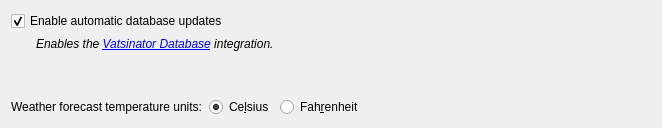
First picture: the form in source/ui/pages/networkpage.ui, repository Vatsinator/vatsinator-legacy, before the edit.
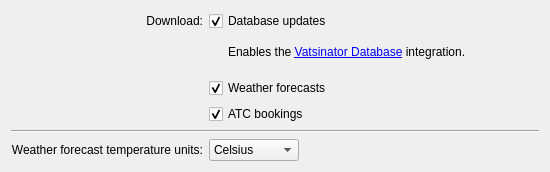
Second picture: the form after the edit.

Commit message: Settings Pages design improvements

The edit to the form file:
```diff
--- a/source/ui/pages/networkpage.ui
+++ b/source/ui/pages/networkpage.ui
@@ -6,98 +6,126 @@
    <rect>
     <x>0</x>
     <y>0</y>
-    <width>662</width>
-    <height>128</height>
+    <width>550</width>
+    <height>172</height>
    </rect>
   </property>
   <property name="windowTitle">
    <string>Network</string>
   </property>
-  <layout class="QVBoxLayout" name="verticalLayout">
-   <item>
-    <widget class="QCheckBox" name="DatabaseIntegrationCheckBox">
+  <layout class="QGridLayout" name="gridLayout">
+   <item row="0" column="1" colspan="2">
+    <widget class="QCheckBox" name="DatabaseUpdatesCheckBox">
      <property name="text">
-      <string>Enable automatic database updates</string>
+      <string>Database updates</string>
      </property>
      <property name="checked">
       <bool>true</bool>
      </property>
     </widget>
    </item>
-   <item>
-    <widget class="QLabel" name="label_8">
-     <property name="font">
-      <font>
-       <italic>true</italic>
-      </font>
+   <item row="3" column="1" colspan="2">
+    <widget class="QCheckBox" name="WeatherForecastsCheckBox">
+     <property name="text">
+      <string>Weather forecasts</string>
      </property>
+     <property name="checked">
+      <bool>true</bool>
+     </property>
+    </widget>
+   </item>
+   <item row="6" column="0">
+    <widget class="QLabel" name="label_3">
+     <property name="text">
+      <string>Weather forecast temperature units:</string>
+     </property>
+     <property name="alignment">
+      <set>Qt::AlignRight|Qt::AlignTrailing|Qt::AlignVCenter</set>
+     </property>
+    </widget>
+   </item>
+   <item row="6" column="1">
+    <widget class="QComboBox" name="TemperatureUnitsComboBox">
+     <item>
+      <property name="text">
+       <string>Celsius</string>
+      </property>
+     </item>
+     <item>
+      <property name="text">
+       <string>Fahrenheit</string>
+      </property>
+     </item>
+    </widget>
+   </item>
+   <item row="6" column="2">
+    <spacer name="horizontalSpacer">
+     <property name="orientation">
+      <enum>Qt::Horizontal</enum>
+     </property>
+     <property name="sizeHint" stdset="0">
+      <size>
+       <width>40</width>
+       <height>20</height>
+      </size>
+     </property>
+    </spacer>
+   </item>
+   <item row="1" column="1" colspan="2">
+    <widget class="QLabel" name="VatsinatorDatabaseDescriptionLabel">
      <property name="text">
       <string>Enables the &lt;a href=&quot;http://database.vatsinator.eu.org/&quot;&gt;Vatsinator Database&lt;/a&gt; integration.</string>
      </property>
-     <property name="wordWrap">
-      <bool>true</bool>
-     </property>
      <property name="indent">
-      <number>25</number>
+      <number>19</number>
      </property>
      <property name="openExternalLinks">
       <bool>true</bool>
      </property>
     </widget>
    </item>
-   <item>
-    <spacer name="verticalSpacer">
+   <item row="2" column="1">
+    <spacer name="verticalSpacer_2">
      <property name="orientation">
       <enum>Qt::Vertical</enum>
      </property>
+     <property name="sizeType">
+      <enum>QSizePolicy::Fixed</enum>
+     </property>
      <property name="sizeHint" stdset="0">
       <size>
        <width>20</width>
-       <height>40</height>
+       <height>5</height>
       </size>
      </property>
     </spacer>
    </item>
-   <item>
-    <layout class="QHBoxLayout" name="horizontalLayout_5">
-     <item>
-      <widget class="QLabel" name="label_3">
-       <property name="text">
-        <string>Weather forecast temperature units:</string>
-       </property>
-      </widget>
-     </item>
-     <item>
-      <widget class="QRadioButton" name="CelsiusRadioButton">
-       <property name="text">
-        <string>Ce&amp;lsius</string>
-       </property>
-       <property name="checked">
-        <bool>true</bool>
-       </property>
-      </widget>
-     </item>
-     <item>
-      <widget class="QRadioButton" name="FahrenheitRadioButton">
-       <property name="text">
-        <string>Fah&amp;renheit</string>
-       </property>
-      </widget>
-     </item>
-     <item>
-      <spacer name="horizontalSpacer">
-       <property name="orientation">
-        <enum>Qt::Horizontal</enum>
-       </property>
-       <property name="sizeHint" stdset="0">
-        <size>
-         <width>40</width>
-         <height>20</height>
-        </size>
-       </property>
-      </spacer>
-     </item>
-    </layout>
+   <item row="4" column="1" colspan="2">
+    <widget class="QCheckBox" name="AtcBookingsCheckBox">
+     <property name="text">
+      <string>ATC bookings</string>
+     </property>
+     <property name="checked">
+      <bool>true</bool>
+     </property>
+    </widget>
+   </item>
+   <item row="0" column="0">
+    <widget class="QLabel" name="label">
+     <property name="text">
+      <string extracomment="Opens section in settings window, answers question &quot;What to download?&quot;">Download:</string>
+     </property>
+     <property name="alignment">
+      <set>Qt::AlignRight|Qt::AlignTrailing|Qt::AlignVCenter</set>
+     </property>
+    </widget>
+   </item>
+   <item row="5" column="0" colspan="3">
+    <widget class="Line" name="line">
+     <property name="orientation">
+      <enum>Qt::Horizontal</enum>
+     </property>
+    </widget>
    </item>
   </layout>
  </widget>
```
The commit also changes 8 other files.
